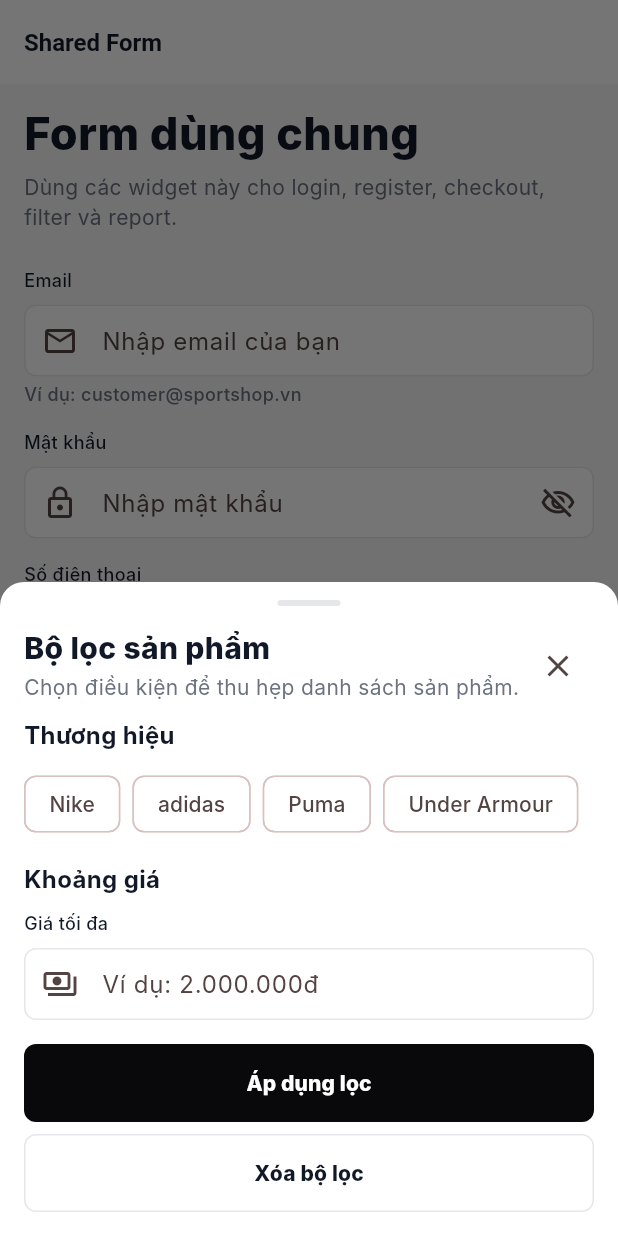
After one commit to TranVanQuyet04/Sport-shop, a Flutter app: the SharedFormDemoPage screen opened by its route, after a tap on "Mở bottom sheet lọc", on a phone screen of 412 x 824 dp. The commit adds this screen. Run offline on Flutter 3.47's test engine with Material 3 defaults, Android fonts, the phone set to English and light mode, and no system bars; our stand-ins replace dio, flutter_riverpod, flutter_secure_storage, go_router; accounts and stored records are empty; Roboto replaces fonts that are missing (Inter).

Commit message:
AppTextField + AppBottomSheet dùng chung.

```diff
--- a/mobile/lib/app/sportshop_router.dart
+++ b/mobile/lib/app/sportshop_router.dart
@@ -48,6 +48,7 @@ import '../view/delivery_staff/failed_delivery_report_page.dart';
 import '../view/delivery_staff/shipper_account_page.dart';
 import '../view/public/guest_chat_page.dart';
 import '../view/public/not_found_page.dart';
+import '../view/public/shared_form_demo_page.dart';
 import '../view/public/shared_states_demo_page.dart';
 import '../view/public/unauthorized_page.dart';
 import '../view/splash/splash_page.dart';
@@ -65,6 +66,7 @@ abstract final class AppRoutes {
   static const resetPassword = '/reset-password';
   static const guestChat = '/guest-chat';
   static const sharedStatesDemo = '/demo/states';
+  static const sharedFormDemo = '/demo/form';
   static const unauthorized = '/unauthorized';
   static const onboarding = '/onboarding';
   static const customerHome = '/customer/home';
@@ -152,6 +154,11 @@ final sportshopRouter = GoRouter(
       path: AppRoutes.sharedStatesDemo,
       name: 'sharedStatesDemo',
       builder: (context, state) => const SharedStatesDemoPage(),
+    ),
+    GoRoute(
+      path: AppRoutes.sharedFormDemo,
+      name: 'sharedFormDemo',
+      builder: (context, state) => const SharedFormDemoPage(),
     ),
     GoRoute(
       path: AppRoutes.unauthorized,
--- /dev/null
+++ b/mobile/lib/core/widgets/app_bottom_sheet.dart
@@ -0,0 +1,114 @@
+import 'package:flutter/material.dart';
+
+import '../constants/app_spacing.dart';
+import '../theme/app_colors.dart';
+import '../theme/app_text_styles.dart';
+
+Future<T?> showAppBottomSheet<T>({
+  required BuildContext context,
+  required String title,
+  required Widget child,
+  String? subtitle,
+  List<Widget> actions = const [],
+  bool isScrollControlled = true,
+}) {
+  return showModalBottomSheet<T>(
+    context: context,
+    isScrollControlled: isScrollControlled,
+    backgroundColor: Colors.transparent,
+    builder: (context) {
+      return AppBottomSheet(
+        title: title,
+        subtitle: subtitle,
+        actions: actions,
+        child: child,
+      );
+    },
+  );
+}
+
+class AppBottomSheet extends StatelessWidget {
+  const AppBottomSheet({
+    super.key,
+    required this.title,
+    required this.child,
+    this.subtitle,
+    this.actions = const [],
+  });
+
+  final String title;
+  final String? subtitle;
+  final Widget child;
+  final List<Widget> actions;
+
+  @override
+  Widget build(BuildContext context) {
+    return SafeArea(
+      top: false,
+      child: Container(
+        constraints: BoxConstraints(
+          maxHeight: MediaQuery.sizeOf(context).height * 0.86,
+        ),
+        decoration: const BoxDecoration(
+          color: AppColors.surface,
+          borderRadius: BorderRadius.vertical(top: Radius.circular(AppRadius.xl)),
+        ),
+        child: Column(
+          mainAxisSize: MainAxisSize.min,
+          children: [
+            const SizedBox(height: AppSpacing.md),
+            Container(
+              width: 42,
+              height: 4,
+              decoration: BoxDecoration(
+                color: AppColors.border,
+                borderRadius: BorderRadius.circular(999),
+              ),
+            ),
+            Padding(
+              padding: const EdgeInsets.fromLTRB(AppSpacing.lg, AppSpacing.lg, AppSpacing.lg, AppSpacing.md),
+              child: Row(
+                crossAxisAlignment: CrossAxisAlignment.start,
+                children: [
+                  Expanded(
+                    child: Column(
+                      crossAxisAlignment: CrossAxisAlignment.start,
+                      children: [
+                        Text(title, style: AppTextStyles.title),
+                        if (subtitle != null) ...[
+                          const SizedBox(height: AppSpacing.xs),
+                          Text(
+                            subtitle!,
+                            style: AppTextStyles.body.copyWith(color: AppColors.textSecondary),
+                          ),
+                        ],
+                      ],
+                    ),
+                  ),
+                  IconButton(
+                    onPressed: () => Navigator.of(context).pop(),
+                    icon: const Icon(Icons.close),
+                  ),
+                ],
+              ),
+            ),
+            Flexible(
+              child: SingleChildScrollView(
+                padding: const EdgeInsets.fromLTRB(AppSpacing.lg, 0, AppSpacing.lg, AppSpacing.lg),
+                child: child,
+              ),
+            ),
+            if (actions.isNotEmpty)
+              Padding(
+                padding: const EdgeInsets.fromLTRB(AppSpacing.lg, 0, AppSpacing.lg, AppSpacing.lg),
+                child: Column(
+                  mainAxisSize: MainAxisSize.min,
+                  children: actions,
+                ),
+              ),
+          ],
+        ),
+      ),
+    );
+  }
+}
--- /dev/null
+++ b/mobile/lib/core/widgets/app_text_field.dart
@@ -0,0 +1,110 @@
+import 'package:flutter/material.dart';
+
+import '../constants/app_spacing.dart';
+import '../theme/app_colors.dart';
+import '../theme/app_text_styles.dart';
+
+class AppTextField extends StatefulWidget {
+  const AppTextField({
+    super.key,
+    required this.label,
+    this.hintText,
+    this.controller,
+    this.initialValue,
+    this.prefixIcon,
+    this.suffixIcon,
+    this.keyboardType,
+    this.textInputAction,
+    this.maxLines = 1,
+    this.obscureText = false,
+    this.enabled = true,
+    this.errorText,
+    this.helperText,
+    this.onChanged,
+    this.onSubmitted,
+  });
+
+  final String label;
+  final String? hintText;
+  final TextEditingController? controller;
+  final String? initialValue;
+  final IconData? prefixIcon;
+  final IconData? suffixIcon;
+  final TextInputType? keyboardType;
+  final TextInputAction? textInputAction;
+  final int maxLines;
+  final bool obscureText;
+  final bool enabled;
+  final String? errorText;
+  final String? helperText;
+  final ValueChanged<String>? onChanged;
+  final ValueChanged<String>? onSubmitted;
+
+  @override
+  State<AppTextField> createState() => _AppTextFieldState();
+}
+
+class _AppTextFieldState extends State<AppTextField> {
+  late bool _isObscured = widget.obscureText;
+
+  @override
+  void didUpdateWidget(covariant AppTextField oldWidget) {
+    super.didUpdateWidget(oldWidget);
+    if (oldWidget.obscureText != widget.obscureText) {
+      _isObscured = widget.obscureText;
+    }
+  }
+
+  @override
+  Widget build(BuildContext context) {
+    final hasError = widget.errorText != null;
+
+    return Column(
+      crossAxisAlignment: CrossAxisAlignment.start,
+      children: [
+        Text(widget.label, style: AppTextStyles.caption.copyWith(color: AppColors.textPrimary)),
+        const SizedBox(height: AppSpacing.sm),
+        TextFormField(
+          controller: widget.controller,
+          initialValue: widget.controller == null ? widget.initialValue : null,
+          keyboardType: widget.keyboardType,
+          textInputAction: widget.textInputAction,
+          maxLines: widget.obscureText ? 1 : widget.maxLines,
+          obscureText: _isObscured,
+          enabled: widget.enabled,
+          onChanged: widget.onChanged,
+          onFieldSubmitted: widget.onSubmitted,
+          decoration: InputDecoration(
+            hintText: widget.hintText,
+            prefixIcon: widget.prefixIcon == null ? null : Icon(widget.prefixIcon),
+            suffixIcon: _buildSuffixIcon(),
+          ),
+        ),
+        if (hasError || widget.helperText != null) ...[
+          const SizedBox(height: AppSpacing.xs),
+          Text(
+            widget.errorText ?? widget.helperText!,
+            style: AppTextStyles.caption.copyWith(
+              color: hasError ? AppColors.error : AppColors.textSecondary,
+            ),
+          ),
+        ],
+      ],
+    );
+  }
+
+  Widget? _buildSuffixIcon() {
+    if (widget.obscureText) {
+      return IconButton(
+        onPressed: () => setState(() => _isObscured = !_isObscured),
+        icon: Icon(_isObscured ? Icons.visibility_off_outlined : Icons.visibility_outlined),
+      );
+    }
+
+    if (widget.suffixIcon != null) {
+      return Icon(widget.suffixIcon);
+    }
+
+    return null;
+  }
+}
--- /dev/null
+++ b/mobile/lib/view/public/shared_form_demo_page.dart
@@ -0,0 +1,120 @@
+import 'package:flutter/material.dart';
+
+import '../../core/constants/app_spacing.dart';
+import '../../core/theme/app_colors.dart';
+import '../../core/theme/app_text_styles.dart';
+import '../../core/widgets/app_bottom_sheet.dart';
+import '../../core/widgets/app_button.dart';
+import '../../core/widgets/app_text_field.dart';
+
+class SharedFormDemoPage extends StatelessWidget {
+  const SharedFormDemoPage({super.key});
+
+  @override
+  Widget build(BuildContext context) {
+    return Scaffold(
+      appBar: AppBar(title: const Text('Shared Form')),
+      body: ListView(
+        padding: const EdgeInsets.all(AppSpacing.lg),
+        children: [
+          Text('Form dùng chung', style: AppTextStyles.display.copyWith(fontSize: 30)),
+          const SizedBox(height: AppSpacing.sm),
+          Text(
+            'Dùng các widget này cho login, register, checkout, filter và report.',
+            style: AppTextStyles.body.copyWith(color: AppColors.textSecondary),
+          ),
+          const SizedBox(height: AppSpacing.xl),
+          const AppTextField(
+            label: 'Email',
+            hintText: 'Nhập email của bạn',
+            prefixIcon: Icons.mail_outline,
+            keyboardType: TextInputType.emailAddress,
+            helperText: 'Ví dụ: customer@sportshop.vn',
+          ),
+          const SizedBox(height: AppSpacing.lg),
+          const AppTextField(
+            label: 'Mật khẩu',
+            hintText: 'Nhập mật khẩu',
+            prefixIcon: Icons.lock_outline,
+            obscureText: true,
+          ),
+          const SizedBox(height: AppSpacing.lg),
+          const AppTextField(
+            label: 'Số điện thoại',
+            hintText: 'Nhập số điện thoại',
+            prefixIcon: Icons.phone_outlined,
+            errorText: 'Số điện thoại chưa đúng định dạng.',
+          ),
+          const SizedBox(height: AppSpacing.lg),
+          const AppTextField(
+            label: 'Ghi chú giao hàng',
+            hintText: 'Nhập ghi chú cho shipper...',
+            prefixIcon: Icons.notes_outlined,
+            maxLines: 4,
+          ),
+          const SizedBox(height: AppSpacing.xl),
+          AppButton(
+            label: 'Mở bottom sheet lọc',
+            icon: Icons.tune,
+            onPressed: () => _showFilterSheet(context),
+          ),
+        ],
+      ),
+    );
+  }
+
+  void _showFilterSheet(BuildContext context) {
+    showAppBottomSheet<void>(
+      context: context,
+      title: 'Bộ lọc sản phẩm',
+      subtitle: 'Chọn điều kiện để thu hẹp danh sách sản phẩm.',
+      child: const Column(
+        crossAxisAlignment: CrossAxisAlignment.start,
+        children: [
+          _SectionTitle('Thương hiệu'),
+          Wrap(
+            spacing: AppSpacing.sm,
+            runSpacing: AppSpacing.sm,
+            children: [
+              Chip(label: Text('Nike')),
+              Chip(label: Text('adidas')),
+              Chip(label: Text('Puma')),
+              Chip(label: Text('Under Armour')),
+            ],
+          ),
+          SizedBox(height: AppSpacing.lg),
+          _SectionTitle('Khoảng giá'),
+          AppTextField(
+            label: 'Giá tối đa',
+            hintText: 'Ví dụ: 2.000.000đ',
+            prefixIcon: Icons.payments_outlined,
+            keyboardType: TextInputType.number,
+          ),
+        ],
+      ),
+      actions: [
+        AppButton(label: 'Áp dụng lọc', onPressed: () => Navigator.of(context).pop()),
+        const SizedBox(height: AppSpacing.sm),
+        AppButton(
+          label: 'Xóa bộ lọc',
+          variant: AppButtonVariant.outline,
+          onPressed: () => Navigator.of(context).pop(),
+        ),
+      ],
+    );
+  }
+}
+
+class _SectionTitle extends StatelessWidget {
+  const _SectionTitle(this.text);
+
+  final String text;
+
+  @override
+  Widget build(BuildContext context) {
+    return Padding(
+      padding: const EdgeInsets.only(bottom: AppSpacing.md),
+      child: Text(text, style: AppTextStyles.subtitle),
+    );
+  }
+}
```
